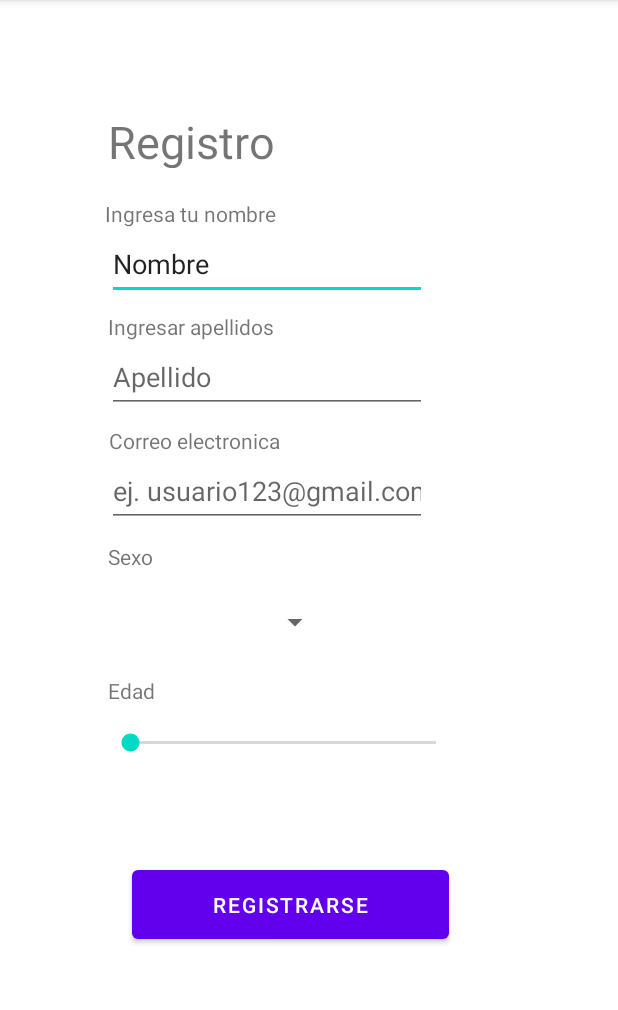
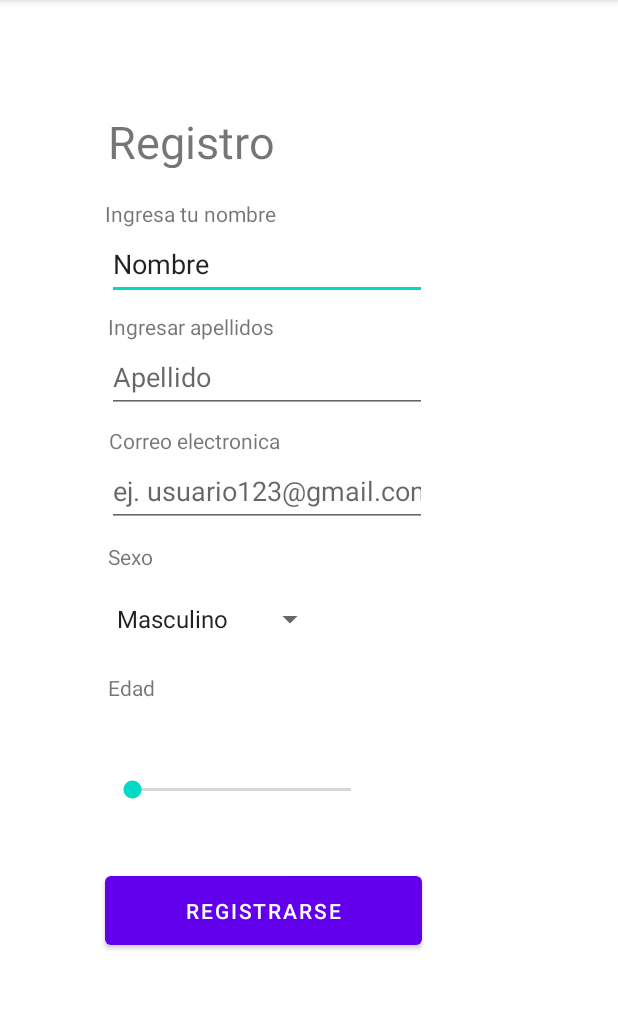
Before and after one commit to RicardoCastillo991/QueCocinoHoy, an Android app: the MainActivityRegister screen opened directly, with no data from a screen before it, on a phone screen of 412 x 824 dp, the part 84-1094 px from its top. Run offline under Robolectric (Android 15) with nearby library versions, the light colour scheme and no system bars.

Commit message:
spinner funcionando y imagen del splash

```diff
--- a/app/src/main/java/com/example/quecocinohoy/MainActivityRegister.java
+++ b/app/src/main/java/com/example/quecocinohoy/MainActivityRegister.java
@@ -3,12 +3,64 @@ package com.example.quecocinohoy;
 import androidx.appcompat.app.AppCompatActivity;
 
 import android.os.Bundle;
+import android.view.View;
+import android.widget.AdapterView;
+import android.widget.ArrayAdapter;
+import android.widget.SeekBar;
+import android.widget.Spinner;
+import android.widget.TextView;
 
-public class MainActivityRegister extends AppCompatActivity {
+public class MainActivityRegister extends AppCompatActivity implements AdapterView.OnItemSelectedListener {
+    private TextView tvEdad;
+    private SeekBar seekBarEdad;
+    String [] sexos = {"Masculino", "Femenino", "No binario", "Otros"};
 
     @Override
     protected void onCreate(Bundle savedInstanceState) {
         super.onCreate(savedInstanceState);
         setContentView(R.layout.activity_main_register);
+        //se va a declarar la parte logica con lo visual.
+        Spinner spin = (Spinner) findViewById(R.id.spinnerSexo);
+        SeekBar seekBarEdad = (SeekBar)findViewById(R.id.seekBar);
+        spin.setOnItemSelectedListener(this);
+
+
+        //se llama al adapter para instanciar la lista
+        ArrayAdapter aa = new ArrayAdapter(this,android.R.layout.simple_spinner_item,sexos);
+
+        aa.setDropDownViewResource(android.R.layout.simple_spinner_dropdown_item);
+
+        spin.setAdapter(aa);
+
+        //utilizacion del seekbar para saber la edad del usuario.
+
+        seekBarEdad.setOnSeekBarChangeListener(new SeekBar.OnSeekBarChangeListener() {
+            @Override
+            public void onProgressChanged(SeekBar seekBar, int i, boolean b) {
+                tvEdad.setText("Edad : " + i);
+            }
+
+            @Override
+            public void onStartTrackingTouch(SeekBar seekBar) {
+
+            }
+
+            @Override
+            public void onStopTrackingTouch(SeekBar seekBar) {
+
+            }
+        });
+
+    }
+
+
+    @Override
+    public void onItemSelected(AdapterView<?> adapterView, View view, int i, long l) {
+
+    }
+
+    @Override
+    public void onNothingSelected(AdapterView<?> adapterView) {
+
     }
 }
--- a/app/src/main/res/layout/activity_main_register.xml
+++ b/app/src/main/res/layout/activity_main_register.xml
@@ -103,14 +103,12 @@
         android:id="@+id/btnRegistrarseRegistro"
         android:layout_width="211dp"
         android:layout_height="58dp"
-        android:layout_marginBottom="136dp"
+        android:layout_marginBottom="132dp"
         android:text="Registrarse"
         app:layout_constraintBottom_toBottomOf="parent"
         app:layout_constraintEnd_toEndOf="parent"
-        app:layout_constraintHorizontal_bias="0.44"
-        app:layout_constraintStart_toStartOf="parent"
-        app:layout_constraintTop_toBottomOf="@+id/seekBar"
-        app:layout_constraintVertical_bias="1.0" />
+        app:layout_constraintHorizontal_bias="0.35"
+        app:layout_constraintStart_toStartOf="parent" />
 
     <TextView
         android:id="@+id/textView10"
@@ -126,39 +124,37 @@
         app:layout_constraintVertical_bias="0.005" />
 
     <Spinner
-        android:id="@+id/spinner"
+        android:id="@+id/spinnerSexo"
         android:layout_width="147dp"
         android:layout_height="48dp"
         android:layout_marginTop="8dp"
+        android:contentDescription="masculin"
         app:layout_constraintBottom_toBottomOf="parent"
         app:layout_constraintEnd_toEndOf="parent"
-        app:layout_constraintHorizontal_bias="0.276"
+        app:layout_constraintHorizontal_bias="0.265"
         app:layout_constraintStart_toStartOf="parent"
         app:layout_constraintTop_toBottomOf="@+id/textView10"
-        app:layout_constraintVertical_bias="0.006" />
+        app:layout_constraintVertical_bias="0.0" />
 
     <TextView
-        android:id="@+id/textView8"
+        android:id="@+id/tvEdad"
         android:layout_width="wrap_content"
         android:layout_height="wrap_content"
         android:layout_marginTop="12dp"
         android:text="Edad"
-        android:contentDescription="18"
         app:layout_constraintEnd_toEndOf="parent"
         app:layout_constraintHorizontal_bias="0.189"
         app:layout_constraintStart_toStartOf="parent"
-        app:layout_constraintTop_toBottomOf="@+id/spinner" />
+        app:layout_constraintTop_toBottomOf="@+id/spinnerSexo" />
 
     <SeekBar
         android:id="@+id/seekBar"
-        android:layout_width="236dp"
-        android:layout_height="24dp"
-        android:layout_marginTop="4dp"
+        android:layout_width="178dp"
+        android:layout_height="19dp"
+        android:layout_marginBottom="232dp"
         app:layout_constraintBottom_toBottomOf="parent"
         app:layout_constraintEnd_toEndOf="parent"
-        app:layout_constraintHorizontal_bias="0.4"
-        app:layout_constraintStart_toStartOf="parent"
-        app:layout_constraintTop_toBottomOf="@+id/textView8"
-        app:layout_constraintVertical_bias="0.034" />
+        app:layout_constraintHorizontal_bias="0.309"
+        app:layout_constraintStart_toStartOf="parent" />
 
 </androidx.constraintlayout.widget.ConstraintLayout>
```
Also changed, not shown: app/src/main/res/drawable-v24/Diseño sin título.png (added).
